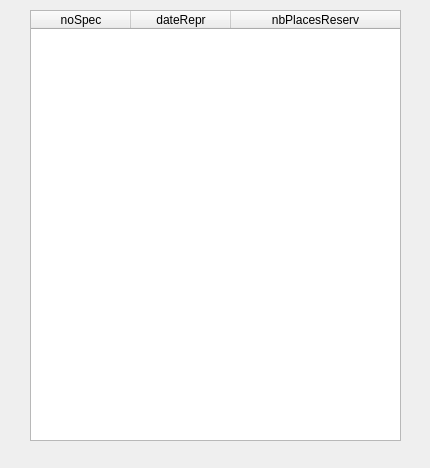
Angrycranberie/CEBD-Projet_theatre, file gui/fct_comp_6.ui: the form before one commit.
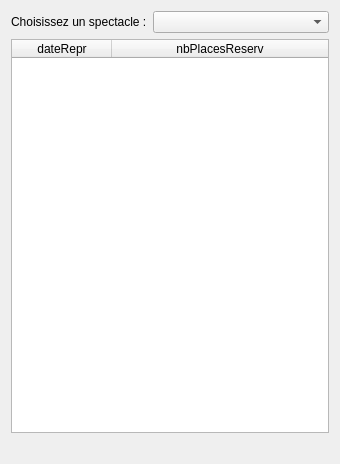
The form after the commit.

Commit message:
TODO 2.2 # Correction
UI improved to abide by instructions.

Patch:
```diff
--- a/gui/fct_comp_6.ui
+++ b/gui/fct_comp_6.ui
@@ -6,22 +6,40 @@
    <rect>
     <x>0</x>
     <y>0</y>
-    <width>430</width>
-    <height>468</height>
+    <width>340</width>
+    <height>464</height>
    </rect>
   </property>
   <property name="windowTitle">
    <string>Dialog</string>
   </property>
+  <property name="modal">
+   <bool>false</bool>
+  </property>
+  <layout class="QVBoxLayout" name="verticalLayout_2">
+   <item>
+    <layout class="QHBoxLayout" name="header">
+     <item>
+      <widget class="QLabel" name="label_1_fct_comp_6">
+       <property name="text">
+        <string>Choisissez un spectacle :</string>
+       </property>
+      </widget>
+     </item>
+     <item>
+      <widget class="QComboBox" name="comboBox_fct_comp_6">
+       <property name="sizePolicy">
+        <sizepolicy hsizetype="Expanding" vsizetype="Fixed">
+         <horstretch>0</horstretch>
+         <verstretch>0</verstretch>
+        </sizepolicy>
+       </property>
+      </widget>
+     </item>
+    </layout>
+   </item>
+   <item>
   <widget class="QTableWidget" name="table_fct_comp_6">
-   <property name="geometry">
-    <rect>
-     <x>30</x>
-     <y>10</y>
-     <width>371</width>
-     <height>431</height>
-    </rect>
-   </property>
    <property name="autoFillBackground">
     <bool>false</bool>
    </property>
@@ -40,11 +58,6 @@
    <attribute name="verticalHeaderStretchLastSection">
     <bool>false</bool>
    </attribute>
-   <column>
-    <property name="text">
-     <string>noSpec</string>
-    </property>
-   </column>
    <column>
     <property name="text">
      <string>dateRepr</string>
@@ -56,6 +69,15 @@
     </property>
    </column>
   </widget>
+   </item>
+   <item>
+    <widget class="QLabel" name="label_error_fct_comp_6">
+     <property name="text">
+      <string/>
+     </property>
+    </widget>
+   </item>
+  </layout>
  </widget>
  <resources/>
  <connections/>
```
Left out of the diff: 28 changed lines with no effect on the pictures. Lines whose indentation alone changed are shown as unchanged. The commit also changes 2 other files.
